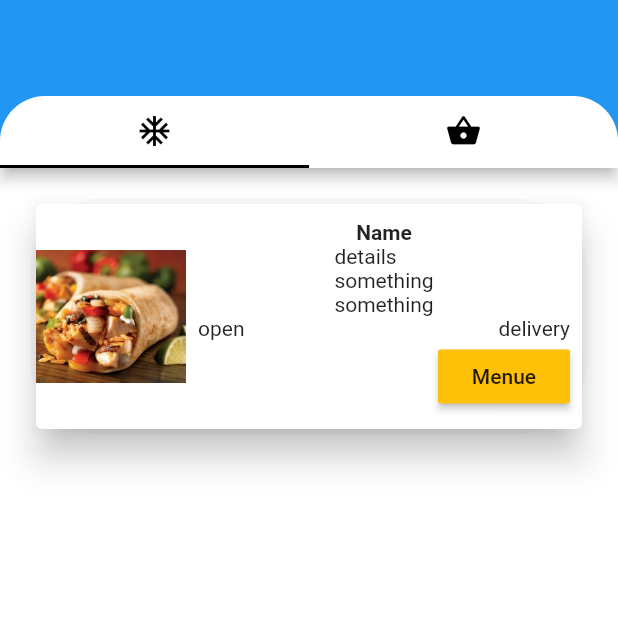
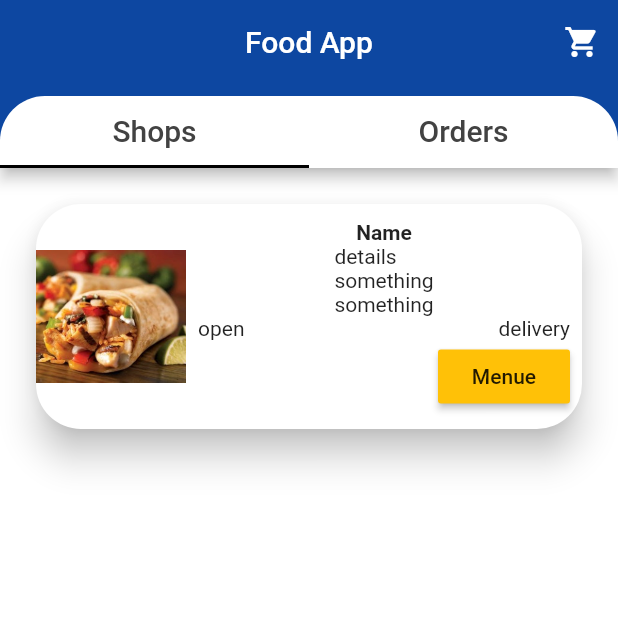
Before and after one commit to ThiwankaShan/Food_app_flutter, a Flutter app: the screen it shows after launch, on a phone screen of 412 x 824 dp, the top half of it. Run offline on Flutter 3.47's test engine with Material 2 defaults, Android fonts, the phone set to English and light mode, and no system bars; our stand-ins replace font_awesome_flutter; missing offline and left inert: tabbar.

Commit message:
done for the day aug 18

```diff
--- a/lib/Customer/CustomerHome.dart
+++ b/lib/Customer/CustomerHome.dart
@@ -14,14 +14,14 @@ class CustomerHome extends StatelessWidget {
                   Expanded(
                     child: Container(
                       color: Colors.white,
-                      height: 400,
                       child: ListView(
                           scrollDirection: Axis.vertical,
                           padding: EdgeInsets.symmetric(horizontal: 20.0),
                           children: <Widget>[
-                            Material(
-                              borderRadius: BorderRadius.circular(50.0),
+                            Container(
                               child: Card(
+                                shape: RoundedRectangleBorder(
+                                    borderRadius: BorderRadius.circular(30.0)),
                                 elevation: 10.0,
                                 child: Row(
                                   children: <Widget>[
--- a/lib/wrapper.dart
+++ b/lib/wrapper.dart
@@ -9,6 +9,9 @@ class Wrapper extends StatefulWidget {
 
 class _WrapperState extends State<Wrapper> with SingleTickerProviderStateMixin {
   TabController controller;
+  final primaryColor = Color.fromRGBO(13, 71, 161, 1);
+  final fontColor = Colors.grey[800];
+  final secondryColor = Color.fromRGBO(253, 216, 53, 1);
 
   @override
   void initState() {
@@ -27,7 +30,17 @@ class _WrapperState extends State<Wrapper> with SingleTickerProviderStateMixin {
     return MaterialApp(
       home: Scaffold(
         appBar: AppBar(
-          backgroundColor: Colors.blue,
+          title: Text('Food App'),
+          actions: [
+            IconButton(
+              icon: Icon(
+                Icons.shopping_cart,
+                color: Colors.white,
+              ),
+              onPressed: () {},
+            )
+          ],
+          backgroundColor: primaryColor,
           centerTitle: true,
           bottom: PreferredSize(
             preferredSize: Size.fromHeight(kToolbarHeight),
@@ -40,8 +53,14 @@ class _WrapperState extends State<Wrapper> with SingleTickerProviderStateMixin {
                 indicatorColor: Colors.black,
                 controller: controller,
                 tabs: [
-                  Tab(child: Icon(Icons.ac_unit, color: Colors.black)),
-                  Tab(child: Icon(Icons.shopping_basket, color: Colors.black)),
+                  Tab(
+                      child: Text(
+                    'Shops',
+                    style: TextStyle(color: fontColor, fontSize: 20.0),
+                  )),
+                  Tab(
+                      child: Text('Orders',
+                          style: TextStyle(color: fontColor, fontSize: 20.0))),
                 ],
               ),
             ),
```
